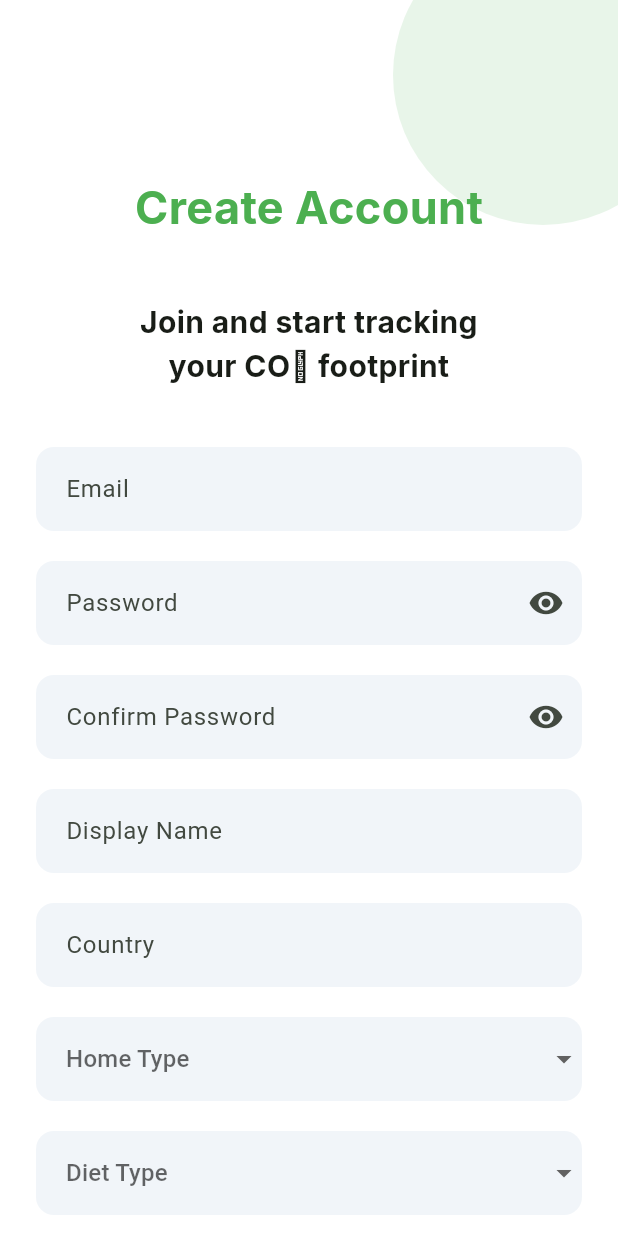
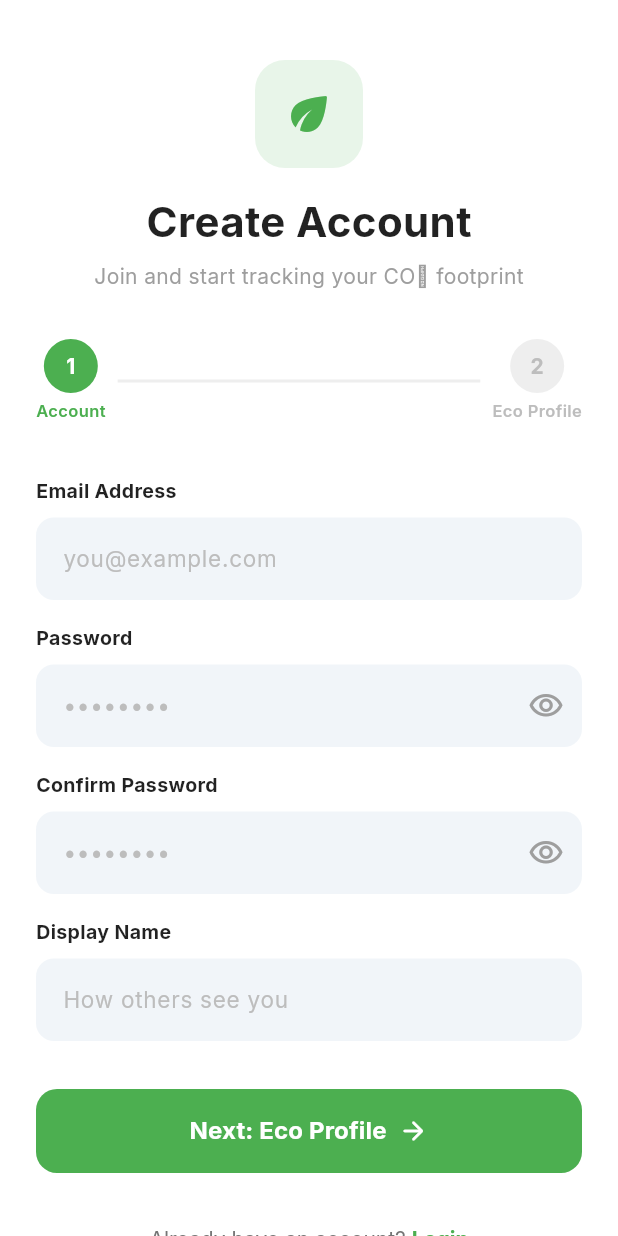
Before and after one commit to Minniefo/co2-footprint-tracker, a Flutter app: the SignupScreen screen opened directly, on a phone screen of 412 x 824 dp. Run offline on Flutter 3.47's test engine with Material 3 defaults, Android fonts, the phone set to English and light mode, and no system bars; our stand-ins replace cloud_firestore, curved_navigation_bar, firebase_auth, firebase_core, firebase_storage, flutter_dotenv and 6 more; accounts and stored records are empty.

Commit message:
Modified the signup page into two tabs

```diff
--- a/co2_footprint_tracker/lib/screens/auth/signup_screen.dart
+++ b/co2_footprint_tracker/lib/screens/auth/signup_screen.dart
@@ -2,6 +2,7 @@ import 'package:flutter/material.dart';
 import 'package:flutter_riverpod/flutter_riverpod.dart';
 import 'package:google_fonts/google_fonts.dart';
 
+import '../../models/auth_state.dart';
 import '../../models/user.dart';
 import '../../providers/auth_provider.dart';
 import '../home/home_screen.dart';
@@ -15,7 +16,9 @@ class SignupScreen extends ConsumerStatefulWidget {
 }
 
 class _SignupScreenState extends ConsumerState<SignupScreen> {
-  final _formKey = GlobalKey<FormState>();
+  final _step1Key = GlobalKey<FormState>();
+  final _step2Key = GlobalKey<FormState>();
+
   final _emailCtrl = TextEditingController();
   final _passwordCtrl = TextEditingController();
   final _confirmPasswordCtrl = TextEditingController();
@@ -29,6 +32,7 @@ class _SignupScreenState extends ConsumerState<SignupScreen> {
 
   bool _obscure1 = true;
   bool _obscure2 = true;
+  int _step = 0;
 
   @override
   void dispose() {
@@ -42,12 +46,12 @@ class _SignupScreenState extends ConsumerState<SignupScreen> {
   }
 
   Future<void> _signup() async {
-    if (!_formKey.currentState!.validate()) return;
+    if (!_step2Key.currentState!.validate()) return;
 
     final userData = UserModel(
       displayName: _displayNameCtrl.text.trim(),
       email: _emailCtrl.text.trim(),
-      country: _countryCtrl.text.trim(),
+      country: _countryCtrl.text.trim().isNotEmpty ? _countryCtrl.text.trim() : null,
       homeType: _homeType,
       dietType: _dietType,
       householdSize: int.tryParse(_householdSizeCtrl.text.trim()),
@@ -76,163 +80,219 @@ class _SignupScreenState extends ConsumerState<SignupScreen> {
     }
   }
 
+  void _goToStep2() {
+    if (!_step1Key.currentState!.validate()) return;
+    if (_passwordCtrl.text != _confirmPasswordCtrl.text) {
+      ScaffoldMessenger.of(context).showSnackBar(
+        const SnackBar(content: Text('Passwords do not match')),
+      );
+      return;
+    }
+    setState(() => _step = 1);
+  }
+
   @override
   Widget build(BuildContext context) {
     final authState = ref.watch(authControllerProvider);
 
     return Scaffold(
       backgroundColor: Colors.white,
-      body: SingleChildScrollView(
+      body: SafeArea(
+        child: SingleChildScrollView(
+          padding: const EdgeInsets.symmetric(horizontal: 24),
+          child: Column(
+            crossAxisAlignment: CrossAxisAlignment.start,
+            children: [
+              const SizedBox(height: 40),
+
+              // ── Header ──────────────────────────────────────────
+              Center(
                 child: Column(
                   children: [
+                    Container(
+                      width: 72,
+                      height: 72,
+                      decoration: BoxDecoration(
+                        color: const Color(0xFFE8F5E9),
+                        borderRadius: BorderRadius.circular(20),
+                      ),
+                      child: const Icon(Icons.eco_rounded, color: Colors.green, size: 36),
+                    ),
+                    const SizedBox(height: 16),
+                    Text('Create Account', style: GoogleFonts.inter(fontSize: 28, fontWeight: FontWeight.bold, color: Colors.black87)),
+                    const SizedBox(height: 6),
+                    Text('Join and start tracking your CO₂ footprint', style: GoogleFonts.inter(fontSize: 14, color: Colors.grey.shade500)),
+                  ],
+                ),
+              ),
 
-            /// HEADER DESIGN
-            SizedBox(
-              height: 200,
-              child: Stack(
+              const SizedBox(height: 32),
+
+              // ── Step Indicator ──────────────────────────────────
+              Row(
                 children: [
-                  Positioned(
-                    top: -50,
-                    right: -50,
+                  _StepDot(index: 1, label: 'Account', active: _step == 0, done: _step > 0),
+                  Expanded(
                     child: Container(
-                      width: 200,
-                      height: 200,
-                      decoration: const BoxDecoration(
-                        color: Color(0xFFE8F5E9),
-                        shape: BoxShape.circle,
+                      height: 2,
+                      margin: const EdgeInsets.symmetric(horizontal: 8),
+                      color: _step > 0 ? Colors.green : Colors.grey.shade200,
+                    ),
+                  ),
+                  _StepDot(index: 2, label: 'Eco Profile', active: _step == 1, done: false),
+                ],
+              ),
+
+              const SizedBox(height: 36),
+
+              // ── Animated Form Steps ─────────────────────────────
+              AnimatedSwitcher(
+                duration: const Duration(milliseconds: 350),
+                transitionBuilder: (child, anim) => FadeTransition(
+                  opacity: anim,
+                  child: SlideTransition(
+                    position: Tween<Offset>(begin: const Offset(0.06, 0), end: Offset.zero).animate(anim),
+                    child: child,
+                  ),
+                ),
+                child: _step == 0
+                    ? _buildStep1()
+                    : _buildStep2(authState),
+              ),
+            ],
           ),
         ),
       ),
-                  Positioned(
-                    bottom: 40,
-                    left: 0,
-                    right: 0,
-                    child: Center(
-                      child: Text(
-                        "Create Account",
-                        style: GoogleFonts.inter(
-                          fontSize: 30,
-                          fontWeight: FontWeight.bold,
-                          color: Colors.green,
+    );
+  }
+
+  // ── STEP 1: Account Details ────────────────────────────────────────────
+  Widget _buildStep1() {
+    return Form(
+      key: _step1Key,
+      child: Column(
+        key: const ValueKey(0),
+        crossAxisAlignment: CrossAxisAlignment.start,
+        children: [
+          _label('Email Address'),
+          _field(controller: _emailCtrl, hint: 'you@example.com', keyboardType: TextInputType.emailAddress,
+            validator: (v) => (v == null || v.isEmpty) ? 'Email is required' : null),
+          const SizedBox(height: 16),
+
+          _label('Password'),
+          _field(controller: _passwordCtrl, hint: '••••••••', isPassword: true, obscure: _obscure1,
+            onToggle: () => setState(() => _obscure1 = !_obscure1),
+            validator: (v) {
+              if (v == null || v.isEmpty) return 'Password is required';
+              if (v.length < 6) return 'Minimum 6 characters';
+              return null;
+            }),
+          const SizedBox(height: 16),
+
+          _label('Confirm Password'),
+          _field(controller: _confirmPasswordCtrl, hint: '••••••••', isPassword: true, obscure: _obscure2,
+            onToggle: () => setState(() => _obscure2 = !_obscure2),
+            validator: (v) => (v == null || v.isEmpty) ? 'Please confirm your password' : null),
+          const SizedBox(height: 16),
+
+          _label('Display Name'),
+          _field(controller: _displayNameCtrl, hint: 'How others see you',
+            validator: (v) => (v == null || v.isEmpty) ? 'Display name is required' : null),
+
+          const SizedBox(height: 32),
+
+          SizedBox(
+            width: double.infinity,
+            height: 56,
+            child: ElevatedButton(
+              onPressed: _goToStep2,
+              style: ElevatedButton.styleFrom(
+                backgroundColor: Colors.green,
+                elevation: 0,
+                shape: RoundedRectangleBorder(borderRadius: BorderRadius.circular(14)),
+              ),
+              child: Row(
+                mainAxisAlignment: MainAxisAlignment.center,
+                children: [
+                  Text('Next: Eco Profile', style: GoogleFonts.inter(fontSize: 16, fontWeight: FontWeight.bold, color: Colors.white)),
+                  const SizedBox(width: 8),
+                  const Icon(Icons.arrow_forward_rounded, color: Colors.white, size: 20),
+                ],
+              ),
+            ),
+          ),
+
+          const SizedBox(height: 20),
+          Center(
+            child: TextButton(
+              onPressed: () => Navigator.pushReplacement(context, MaterialPageRoute(builder: (_) => const LoginScreen())),
+              child: RichText(
+                text: TextSpan(
+                  style: GoogleFonts.inter(fontSize: 14, color: Colors.grey.shade600),
+                  children: [
+                    const TextSpan(text: 'Already have an account? '),
+                    TextSpan(text: 'Login', style: GoogleFonts.inter(fontWeight: FontWeight.bold, color: Colors.green)),
+                  ],
                 ),
               ),
             ),
           ),
+
+          const SizedBox(height: 32),
         ],
       ),
-            ),
+    );
+  }
 
-            Text(
-              "Join and start tracking\nyour CO₂ footprint",
-              textAlign: TextAlign.center,
-              style: GoogleFonts.inter(
-                fontSize: 20,
-                fontWeight: FontWeight.bold,
-              ),
-            ),
+  // ── STEP 2: Eco Profile ────────────────────────────────────────────────
+  Widget _buildStep2(AuthState authState) {
+    return Form(
+      key: _step2Key,
+      child: Column(
+        key: const ValueKey(1),
+        crossAxisAlignment: CrossAxisAlignment.start,
+        children: [
+          _label('Country (optional)'),
+          _field(controller: _countryCtrl, hint: 'e.g. Sri Lanka'),
+          const SizedBox(height: 16),
 
-            const SizedBox(height: 40),
-
-            Padding(
-              padding: const EdgeInsets.symmetric(horizontal: 24),
-              child: Form(
-                key: _formKey,
-                child: Column(
-                  children: [
-
-                    /// EMAIL FIELD
-                    _buildTextField(
-                      controller: _emailCtrl,
-                      hintText: "Email",
-                    ),
-
-                    const SizedBox(height: 20),
-
-                    /// PASSWORD FIELD
-                    _buildTextField(
-                      controller: _passwordCtrl,
-                      hintText: "Password",
-                      isPassword: true,
-                      obscureValue: _obscure1,
-                      onToggle: () {
-                        setState(() => _obscure1 = !_obscure1);
-                      },
-                    ),
-
-                    const SizedBox(height: 20),
-
-                    /// CONFIRM PASSWORD FIELD
-                    _buildTextField(
-                      controller: _confirmPasswordCtrl,
-                      hintText: "Confirm Password",
-                      isPassword: true,
-                      obscureValue: _obscure2,
-                      onToggle: () {
-                        setState(() => _obscure2 = !_obscure2);
-                      },
-                    ),
-
-                    const SizedBox(height: 20),
-
-                    /// DISPLAY NAME FIELD
-                    _buildTextField(
-                      controller: _displayNameCtrl,
-                      hintText: "Display Name",
-                    ),
-
-                    const SizedBox(height: 20),
-
-                    /// COUNTRY FIELD
-                    _buildTextField(
-                      controller: _countryCtrl,
-                      hintText: "Country",
-                    ),
-
-                    const SizedBox(height: 20),
-
-                    /// HOME TYPE DROPDOWN
-                    _buildDropdownField(
-                      value: _homeType,
-                      hintText: "Home Type",
+          _label('Home Type (optional)'),
+          _dropdown(
+            value: _homeType, hint: 'Select home type',
             items: const [
               DropdownMenuItem(value: 'apartment', child: Text('Apartment')),
               DropdownMenuItem(value: 'house', child: Text('House')),
               DropdownMenuItem(value: 'condo', child: Text('Condo')),
               DropdownMenuItem(value: 'other', child: Text('Other')),
             ],
-                      onChanged: (value) => setState(() => _homeType = value),
+            onChanged: (v) => setState(() => _homeType = v),
           ),
+          const SizedBox(height: 16),
 
-                    const SizedBox(height: 20),
-
-                    /// DIET TYPE DROPDOWN
-                    _buildDropdownField(
-                      value: _dietType,
-                      hintText: "Diet Type",
+          _label('Diet Type (optional)'),
+          _dropdown(
+            value: _dietType, hint: 'Select your diet',
             items: const [
               DropdownMenuItem(value: 'vegetarian', child: Text('Vegetarian')),
               DropdownMenuItem(value: 'vegan', child: Text('Vegan')),
               DropdownMenuItem(value: 'mixed', child: Text('Mixed')),
               DropdownMenuItem(value: 'pescatarian', child: Text('Pescatarian')),
             ],
-                      onChanged: (value) => setState(() => _dietType = value),
+            onChanged: (v) => setState(() => _dietType = v),
           ),
+          const SizedBox(height: 16),
 
-                    const SizedBox(height: 20),
+          _label('Household Size (optional)'),
+          _field(controller: _householdSizeCtrl, hint: 'Number of people', keyboardType: TextInputType.number,
+            validator: (v) {
+              if (v != null && v.isNotEmpty && int.tryParse(v) == null) return 'Enter a valid number';
+              return null;
+            }),
+          const SizedBox(height: 16),
 
-                    /// HOUSEHOLD SIZE FIELD
-                    _buildTextField(
-                      controller: _householdSizeCtrl,
-                      hintText: "Household Size",
-                      keyboardType: TextInputType.number,
-                    ),
-
-                    const SizedBox(height: 20),
-
-                    /// PREFERRED TRANSPORT DROPDOWN
-                    _buildDropdownField(
-                      value: _preferredTransport,
-                      hintText: "Preferred Transport",
+          _label('Preferred Transport (optional)'),
+          _dropdown(
+            value: _preferredTransport, hint: 'How do you mostly travel?',
             items: const [
               DropdownMenuItem(value: 'car', child: Text('Car')),
               DropdownMenuItem(value: 'public_transport', child: Text('Public Transport')),
@@ -240,137 +300,155 @@ class _SignupScreenState extends ConsumerState<SignupScreen> {
               DropdownMenuItem(value: 'walking', child: Text('Walking')),
               DropdownMenuItem(value: 'electric_vehicle', child: Text('Electric Vehicle')),
             ],
-                      onChanged: (value) => setState(() => _preferredTransport = value),
+            onChanged: (v) => setState(() => _preferredTransport = v),
           ),
 
-                    const SizedBox(height: 30),
+          const SizedBox(height: 32),
 
-                    /// SIGNUP BUTTON
-                    SizedBox(
-                      width: double.infinity,
-                      height: 55,
+          Row(
+            children: [
+              Expanded(
+                child: SizedBox(
+                  height: 56,
+                  child: OutlinedButton(
+                    onPressed: () => setState(() => _step = 0),
+                    style: OutlinedButton.styleFrom(
+                      side: BorderSide(color: Colors.grey.shade300),
+                      shape: RoundedRectangleBorder(borderRadius: BorderRadius.circular(14)),
+                    ),
+                    child: Row(
+                      mainAxisAlignment: MainAxisAlignment.center,
+                      children: [
+                        const Icon(Icons.arrow_back_rounded, size: 18, color: Colors.black54),
+                        const SizedBox(width: 6),
+                        Text('Back', style: GoogleFonts.inter(fontSize: 15, fontWeight: FontWeight.bold, color: Colors.black54)),
+                      ],
+                    ),
+                  ),
+                ),
+              ),
+              const SizedBox(width: 12),
+              Expanded(
+                flex: 2,
+                child: SizedBox(
+                  height: 56,
                   child: authState.isLoading
                       ? const Center(child: CircularProgressIndicator())
                       : ElevatedButton(
                           onPressed: _signup,
                           style: ElevatedButton.styleFrom(
                             backgroundColor: Colors.green,
-                                shape: RoundedRectangleBorder(
-                                  borderRadius: BorderRadius.circular(12),
+                            elevation: 0,
+                            shape: RoundedRectangleBorder(borderRadius: BorderRadius.circular(14)),
                           ),
-                              ),
-                              child: Text(
-                                "Create Account",
-                                style: GoogleFonts.inter(
-                                    fontSize: 18, fontWeight: FontWeight.bold),
-                              ),
-                            ),
-                    ),
-
-                    const SizedBox(height: 25),
-
-                    /// LOGIN LINK
-                    TextButton(
-                      onPressed: () {
-                        Navigator.pushReplacement(
-                          context,
-                          MaterialPageRoute(
-                            builder: (_) => const LoginScreen(),
-                          ),
-                        );
-                      },
-                      child: Text(
-                        "Already have an account? Login",
-                        style: GoogleFonts.inter(fontWeight: FontWeight.w600),
-                      ),
-                    ),
-
-                    const SizedBox(height: 40),
-                  ],
+                          child: Text('Create Account', style: GoogleFonts.inter(fontSize: 15, fontWeight: FontWeight.bold, color: Colors.white)),
                         ),
                 ),
               ),
             ],
           ),
+
+          const SizedBox(height: 32),
+        ],
       ),
     );
   }
 
-  /// TEXT FIELD STYLE
-  Widget _buildTextField({
+  // ── Helpers ─────────────────────────────────────────────────────────────
+  Widget _label(String text) => Padding(
+    padding: const EdgeInsets.only(bottom: 8),
+    child: Text(text, style: GoogleFonts.inter(fontSize: 13, fontWeight: FontWeight.w700, color: Colors.black87)),
+  );
+
+  Widget _field({
     required TextEditingController controller,
-    required String hintText,
+    required String hint,
     bool isPassword = false,
-    bool obscureValue = false,
+    bool obscure = false,
     VoidCallback? onToggle,
     TextInputType? keyboardType,
+    String? Function(String?)? validator,
   }) {
     return Container(
-      decoration: BoxDecoration(
-        color: const Color(0xFFF1F5F9),
-        borderRadius: BorderRadius.circular(12),
-      ),
+      decoration: BoxDecoration(color: const Color(0xFFF1F5F9), borderRadius: BorderRadius.circular(12)),
       child: TextFormField(
         controller: controller,
-        obscureText: isPassword ? obscureValue : false,
+        obscureText: isPassword ? obscure : false,
         keyboardType: keyboardType,
+        style: GoogleFonts.inter(fontSize: 15),
         decoration: InputDecoration(
-          hintText: hintText,
+          hintText: hint,
+          hintStyle: GoogleFonts.inter(color: Colors.grey.shade400),
           border: InputBorder.none,
-          contentPadding:
-              const EdgeInsets.symmetric(horizontal: 20, vertical: 16),
+          contentPadding: const EdgeInsets.symmetric(horizontal: 18, vertical: 16),
           suffixIcon: isPassword
-              ? IconButton(
-                  icon: Icon(
-                    obscureValue
-                        ? Icons.visibility
-                        : Icons.visibility_off,
-                  ),
-                  onPressed: onToggle,
-                )
+              ? IconButton(icon: Icon(obscure ? Icons.visibility_outlined : Icons.visibility_off_outlined, color: Colors.grey.shade500), onPressed: onToggle)
               : null,
         ),
-        validator: (value) {
-          if (value == null || value.isEmpty) {
-            return "$hintText is required";
-          }
-          if (hintText == "Household Size" && int.tryParse(value) == null) {
-            return "Please enter a valid number";
-          }
-          return null;
-        },
+        validator: validator,
       ),
     );
   }
 
-  /// DROPDOWN FIELD STYLE
-  Widget _buildDropdownField({
+  Widget _dropdown({
     required String? value,
-    required String hintText,
+    required String hint,
     required List<DropdownMenuItem<String>> items,
     required ValueChanged<String?> onChanged,
+    String? Function(String?)? validator,
   }) {
     return Container(
-      decoration: BoxDecoration(
-        color: const Color(0xFFF1F5F9),
-        borderRadius: BorderRadius.circular(12),
-      ),
+      decoration: BoxDecoration(color: const Color(0xFFF1F5F9), borderRadius: BorderRadius.circular(12)),
       child: DropdownButtonFormField<String>(
         value: value,
+        hint: Text(hint, style: GoogleFonts.inter(color: Colors.grey.shade400)),
+        items: items,
+        onChanged: onChanged,
+        validator: validator,
         decoration: const InputDecoration(
           border: InputBorder.none,
-          contentPadding: EdgeInsets.symmetric(horizontal: 20, vertical: 16),
+          contentPadding: EdgeInsets.symmetric(horizontal: 18, vertical: 4),
         ),
-        hint: Text(hintText),
-        items: items,
-        onChanged: onChanged,
-        validator: (value) {
-          if (value == null || value.isEmpty) {
-            return "$hintText is required";
-          }
-          return null;
-        },
+        style: GoogleFonts.inter(fontSize: 15, color: Colors.black87),
+        dropdownColor: Colors.white,
+        icon: Icon(Icons.keyboard_arrow_down_rounded, color: Colors.grey.shade500),
       ),
     );
   }
 }
+
+class _StepDot extends StatelessWidget {
+  final int index;
+  final String label;
+  final bool active;
+  final bool done;
+
+  const _StepDot({required this.index, required this.label, required this.active, required this.done});
+
+  @override
+  Widget build(BuildContext context) {
+    return Column(
+      children: [
+        AnimatedContainer(
+          duration: const Duration(milliseconds: 300),
+          width: 36,
+          height: 36,
+          decoration: BoxDecoration(
+            shape: BoxShape.circle,
+            color: (active || done) ? Colors.green : Colors.grey.shade200,
+          ),
+          child: Center(
+            child: done
+                ? const Icon(Icons.check_rounded, color: Colors.white, size: 18)
+                : Text(
+                    '$index',
+                    style: GoogleFonts.inter(fontWeight: FontWeight.bold, color: active ? Colors.white : Colors.grey.shade400),
+                  ),
+          ),
+        ),
+        const SizedBox(height: 4),
+        Text(label, style: GoogleFonts.inter(fontSize: 11, fontWeight: FontWeight.w600, color: active ? Colors.green : Colors.grey.shade400)),
+      ],
+    );
+  }
+}
```
Lines whose indentation alone changed are shown as unchanged.
